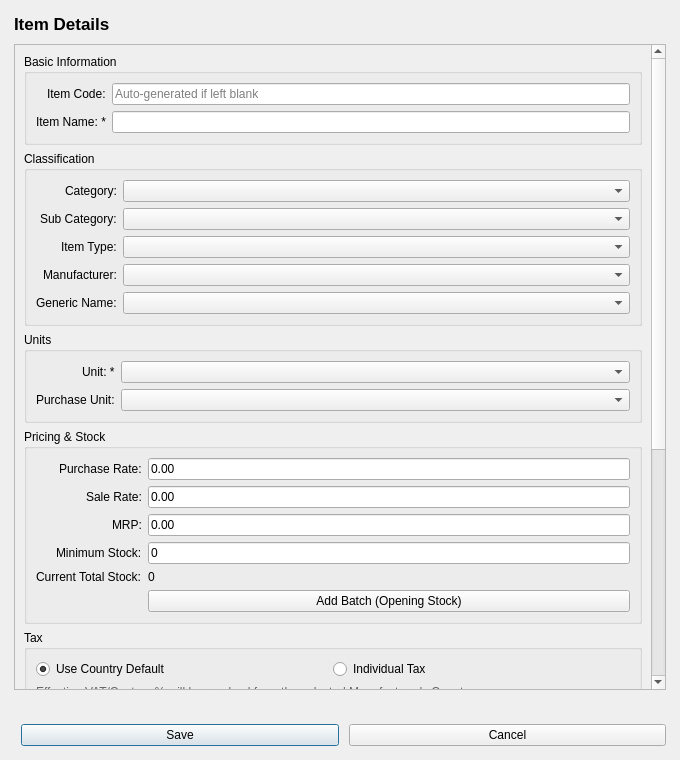
kbinay96-cell/Medical-ERP-V2, file ui/item_form.ui: the form before one commit.
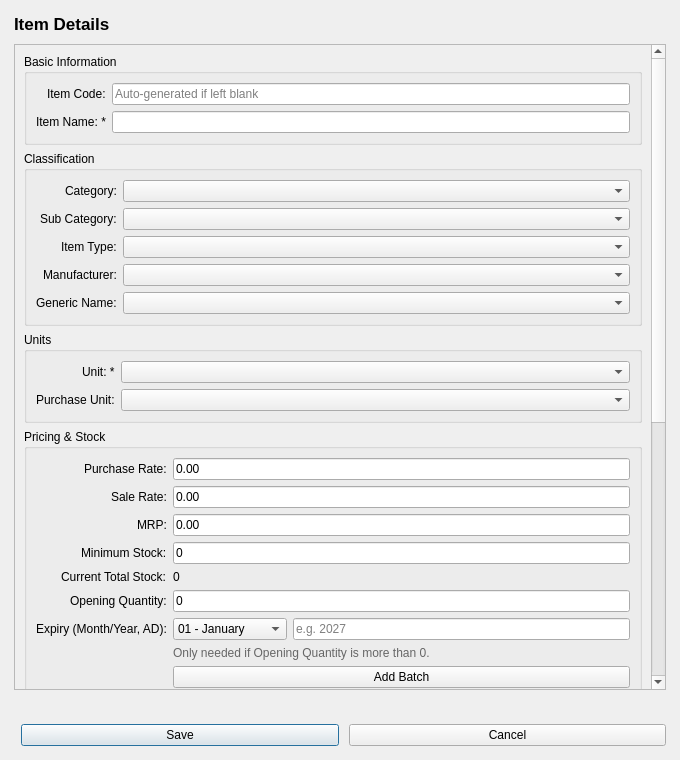
The form after the commit.

What changed in the file:
```diff
--- a/ui/item_form.ui
+++ b/ui/item_form.ui
@@ -97,9 +97,40 @@
             <property name="text"><string>0</string></property>
             <property name="toolTip"><string>Read-only -- sum of all batch quantities. Add stock via 'Add Batch'.</string></property>
           </widget></item>
-          <item row="5" column="1"><widget class="QPushButton" name="btnAddBatch">
-            <property name="text"><string>Add Batch (Opening Stock)</string></property>
-            <property name="toolTip"><string>Add a batch with quantity + expiry. An item can also be saved with zero stock.</string></property>
+          <item row="5" column="0"><widget class="QLabel" name="lblOpeningQty"><property name="text"><string>Opening Quantity:</string></property></widget></item>
+          <item row="5" column="1"><widget class="QLineEdit" name="txtOpeningQty">
+            <property name="text"><string>0</string></property>
+            <property name="toolTip"><string>Leave 0 if this item has no stock yet -- the item still saves fine.</string></property>
+          </widget></item>
+          <item row="6" column="0"><widget class="QLabel" name="lblOpeningExpiry"><property name="text"><string>Expiry (Month/Year, AD):</string></property></widget></item>
+          <item row="6" column="1">
+           <layout class="QHBoxLayout" name="horizontalLayoutOpeningExpiry">
+            <item><widget class="QComboBox" name="cmbOpeningExpiryMonth">
+              <item><property name="text"><string>01 - January</string></property></item>
+              <item><property name="text"><string>02 - February</string></property></item>
+              <item><property name="text"><string>03 - March</string></property></item>
+              <item><property name="text"><string>04 - April</string></property></item>
+              <item><property name="text"><string>05 - May</string></property></item>
+              <item><property name="text"><string>06 - June</string></property></item>
+              <item><property name="text"><string>07 - July</string></property></item>
+              <item><property name="text"><string>08 - August</string></property></item>
+              <item><property name="text"><string>09 - September</string></property></item>
+              <item><property name="text"><string>10 - October</string></property></item>
+              <item><property name="text"><string>11 - November</string></property></item>
+              <item><property name="text"><string>12 - December</string></property></item>
+            </widget></item>
+            <item><widget class="QLineEdit" name="txtOpeningExpiryYear">
+              <property name="placeholderText"><string>e.g. 2027</string></property>
+            </widget></item>
+           </layout>
+          </item>
+          <item row="7" column="1"><widget class="QLabel" name="lblOpeningExpiryHint">
+            <property name="text"><string>Only needed if Opening Quantity is more than 0.</string></property>
+            <property name="styleSheet"><string notr="true">color: #666666;</string></property>
+          </widget></item>
+          <item row="8" column="1"><widget class="QPushButton" name="btnAddBatch">
+            <property name="text"><string>Add Batch</string></property>
+            <property name="toolTip"><string>Add another batch (e.g. a new Purchase lot) to this item.</string></property>
           </widget></item>
          </layout>
         </widget>
```
Left out of the diff: 2 changed lines with no effect on the pictures.
